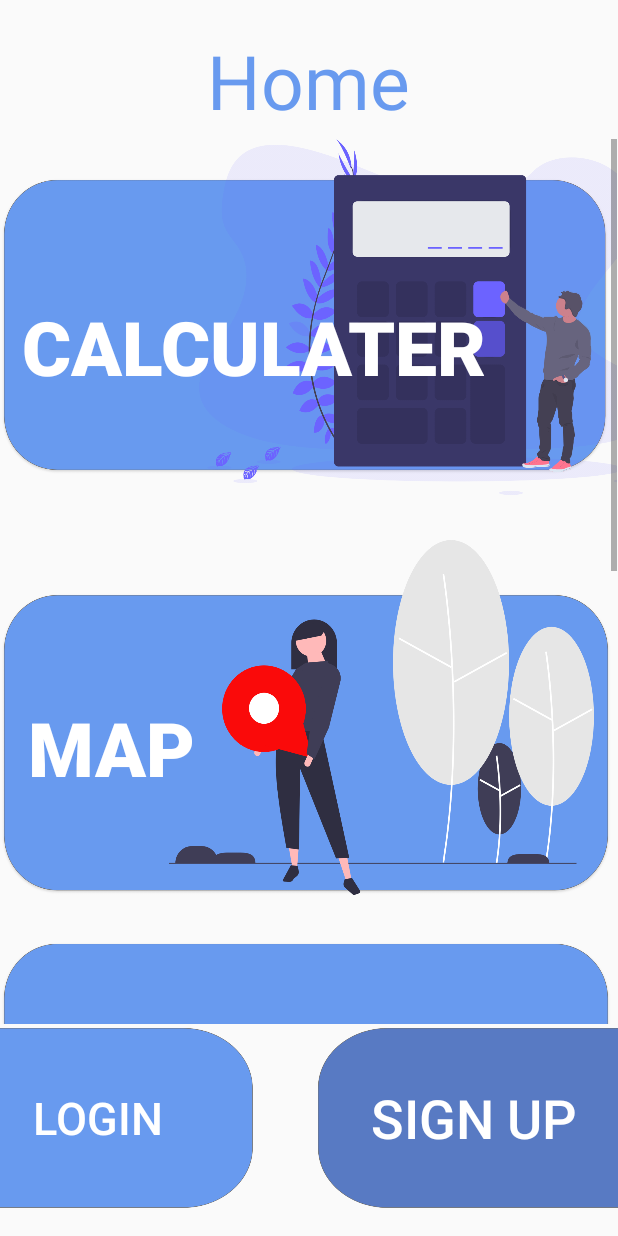
After one commit to LSobuh/ahmadsProject, an Android app: the guest screen opened directly, with no data from a screen before it, on a phone screen of 412 x 824 dp. The commit adds this screen. Run offline under Robolectric (Android 15) with nearby library versions, the phone set to English and light mode, and no system bars.

Commit message:
Initial commit

```diff
--- a/app/src/main/AndroidManifest.xml
+++ b/app/src/main/AndroidManifest.xml
@@ -35,6 +35,9 @@
         <activity android:name=".Contactcall">
 
         </activity>
+        <activity android:name=".guest">
+
+        </activity>
     </application>
 
 </manifest>
--- a/app/src/main/java/com/example/ahmadprojectui/Login.java
+++ b/app/src/main/java/com/example/ahmadprojectui/Login.java
@@ -2,17 +2,26 @@
 
 import android.content.Intent;
 import android.os.Bundle;
+import android.view.View;
+import android.widget.Button;
 
 import androidx.appcompat.app.AppCompatActivity;
 
 public class Login extends AppCompatActivity {
-
+    Button login;
     @Override
     protected void onCreate(Bundle savedInstanceState) {
         super.onCreate(savedInstanceState);
         setContentView(R.layout.login);
 
-
+login=findViewById(R.id.button);
+login.setOnClickListener(new View.OnClickListener() {
+    @Override
+    public void onClick(View v) {
+        Intent i=new Intent(Login.this,Home.class);
+        startActivity(i);
+    }
+});
 
     }
 
--- a/app/src/main/java/com/example/ahmadprojectui/MainActivity.java
+++ b/app/src/main/java/com/example/ahmadprojectui/MainActivity.java
@@ -19,7 +19,7 @@
     guest.setOnClickListener(new View.OnClickListener() {
         @Override
         public void onClick(View v) {
-            Intent i=new Intent(MainActivity.this,Home.class);
+            Intent i=new Intent(MainActivity.this,guest.class);
             startActivity(i);
         }
     });
--- /dev/null
+++ b/app/src/main/java/com/example/ahmadprojectui/guest.java
@@ -0,0 +1,18 @@
+package com.example.ahmadprojectui;
+
+import android.os.Bundle;
+
+import androidx.appcompat.app.AppCompatActivity;
+
+public class guest extends AppCompatActivity {
+
+    @Override
+    protected void onCreate(Bundle savedInstanceState) {
+        super.onCreate(savedInstanceState);
+        setContentView(R.layout.homeforgust);
+
+
+
+    }
+
+}
--- /dev/null
+++ b/app/src/main/res/layout/homeforgust.xml
@@ -0,0 +1,164 @@
+<?xml version="1.0" encoding="utf-8"?>
+<androidx.constraintlayout.widget.ConstraintLayout
+    xmlns:android="http://schemas.android.com/apk/res/android"
+    xmlns:app="http://schemas.android.com/apk/res-auto"
+    xmlns:tools="http://schemas.android.com/tools"
+    android:layout_width="match_parent"
+    android:layout_height="match_parent">
+
+
+    <ScrollView
+        android:id="@+id/scrollView2"
+        android:layout_width="411dp"
+        android:layout_height="595dp"
+        android:layout_marginTop="4dp"
+        android:paddingTop="5dp"
+        app:layout_constraintEnd_toEndOf="parent"
+        app:layout_constraintHorizontal_bias="0.0"
+        app:layout_constraintStart_toStartOf="parent"
+        app:layout_constraintTop_toBottomOf="@+id/textView7">
+
+
+        <LinearLayout
+            android:layout_width="411dp"
+            android:layout_height="570dp"
+            android:layout_marginTop="0dp"
+            android:orientation="vertical"
+            app:layout_constraintBottom_toBottomOf="parent"
+            app:layout_constraintEnd_toEndOf="parent"
+            app:layout_constraintHorizontal_bias="1.0"
+            app:layout_constraintStart_toStartOf="parent"
+            app:layout_constraintTop_toTopOf="parent">
+
+
+            <Button
+
+                android:id="@+id/button"
+                android:layout_width="438dp"
+                android:layout_height="237dp"
+                android:layout_marginLeft="0dp"
+                android:layout_marginTop="0dp"
+                android:layout_marginRight="0dp"
+                android:background="@drawable/calco"
+                android:paddingTop="40dp"
+                android:paddingRight="100dp"
+                android:text="Calculater"
+                android:textColor="#FFFFFF"
+                android:textSize="50dp"
+                android:textStyle="bold" />
+
+            <Button
+                android:id="@+id/calculater"
+                android:layout_width="408dp"
+                android:layout_height="237dp"
+                android:layout_marginLeft="0dp"
+                android:layout_marginTop="30dp"
+                android:layout_marginRight="0dp"
+                android:background="@drawable/trackicon"
+                android:paddingTop="40dp"
+                android:paddingRight="260dp"
+                android:text="map"
+                android:textColor="#FFFFFF"
+                android:textSize="50dp"
+                android:textStyle="bold" />
+
+            <Button
+                android:id="@+id/contactus"
+                android:layout_width="408dp"
+                android:layout_height="200dp"
+                android:layout_marginLeft="0dp"
+                android:layout_marginTop="30dp"
+                android:layout_marginRight="0dp"
+                android:background="@drawable/studenticon"
+                android:paddingTop="20dp"
+                android:paddingRight="90dp"
+                android:text="Study Plan"
+                android:textColor="#FFFFFF"
+                android:textSize="30sp"
+                android:textStyle="bold" />
+
+            <Button
+                android:id="@+id/college"
+                android:layout_width="408dp"
+                android:layout_height="200dp"
+                android:layout_marginLeft="0dp"
+                android:layout_marginTop="20dp"
+                android:layout_marginRight="0dp"
+                android:background="@drawable/buldingico"
+                android:paddingTop="50dp"
+                android:paddingRight="110sp"
+                android:text="Information Collages"
+                android:textColor="#FFFFFF"
+                android:textSize="40dp"
+                android:textStyle="bold" />
+
+            <Button
+                android:id="@+id/button8"
+                android:layout_width="408dp"
+                android:layout_height="200dp"
+                android:layout_marginTop="30dp"
+                android:layout_marginBottom="30dp"
+                android:background="@drawable/contact"
+                android:paddingTop="15dp"
+                android:paddingRight="140dp"
+                android:text="Contact Us"
+                android:textColor="#FFFFFF"
+                android:textSize="40dp"
+                android:textStyle="bold" />
+
+        </LinearLayout>
+    </ScrollView>
+
+    <TextView
+        android:id="@+id/textView7"
+        android:layout_width="175dp"
+        android:layout_height="63dp"
+        android:layout_marginStart="50dp"
+        android:layout_marginTop="20dp"
+        android:layout_marginEnd="50dp"
+        android:background="#00000000"
+        android:paddingLeft="10dp"
+        android:paddingRight="20dp"
+        android:paddingBottom="5dp"
+        android:text="Home"
+        android:textColor="#689AEF"
+        android:textSize="50sp"
+        app:layout_constraintBottom_toTopOf="@+id/scrollView2"
+        app:layout_constraintEnd_toEndOf="parent"
+        app:layout_constraintHorizontal_bias="0.573"
+        app:layout_constraintStart_toStartOf="parent"
+        app:layout_constraintTop_toTopOf="parent"
+        app:layout_constraintVertical_bias="0.0" />
+
+    <Button
+        android:id="@+id/button25"
+        android:layout_width="258dp"
+        android:layout_height="120dp"
+        android:layout_marginEnd="44dp"
+        android:background="@drawable/btnloging"
+        android:paddingLeft="50dp"
+        android:text="Login"
+        android:textColor="#FFFFFF"
+        android:textSize="30sp"
+        app:layout_constraintBottom_toBottomOf="parent"
+        app:layout_constraintEnd_toStartOf="@+id/button26"
+        app:layout_constraintTop_toBottomOf="@+id/scrollView2"
+        app:layout_constraintVertical_bias="0.13" />
+
+    <Button
+        android:id="@+id/button26"
+        android:layout_width="258dp"
+        android:layout_height="120dp"
+        android:layout_marginStart="212dp"
+        android:background="@drawable/signupg"
+        android:paddingRight="50dp"
+        android:text="Sign Up"
+        android:textColor="#FFFFFF"
+        android:textSize="36sp"
+        app:layout_constraintBottom_toBottomOf="parent"
+        app:layout_constraintStart_toStartOf="parent"
+        app:layout_constraintTop_toBottomOf="@+id/scrollView2"
+        app:layout_constraintVertical_bias="0.110000014" />
+
+
+</androidx.constraintlayout.widget.ConstraintLayout>
```
Also changed, not shown: app/src/main/res/drawable-v24/btnloging.png (added), app/src/main/res/drawable-v24/signupg.png (added).
